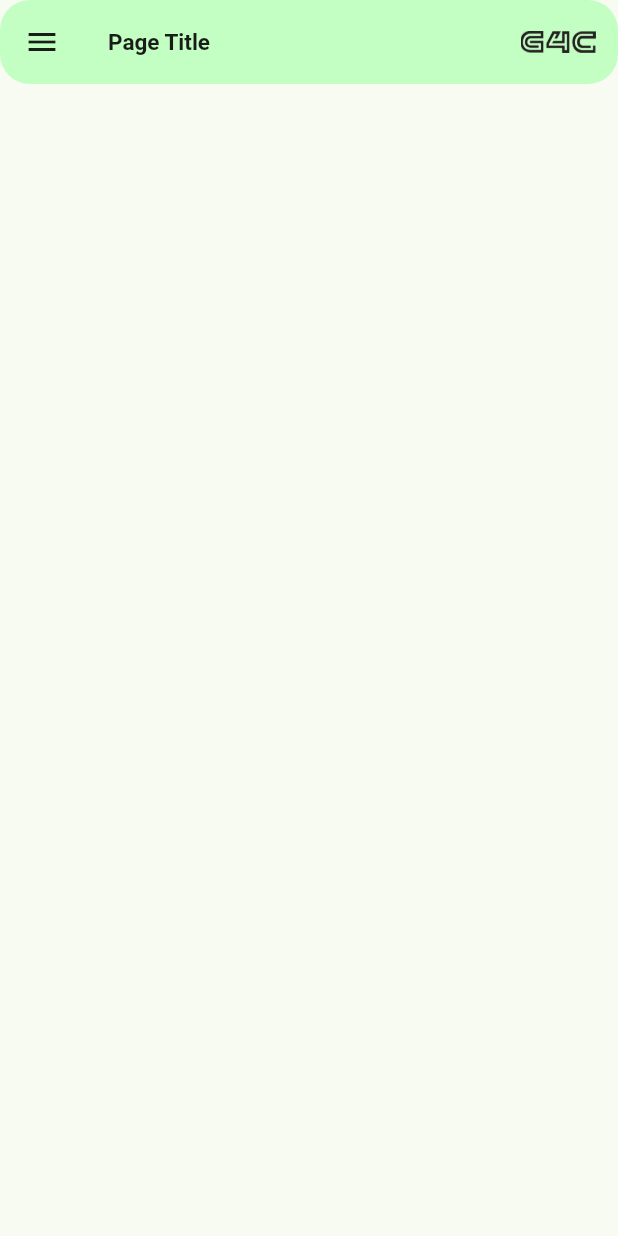
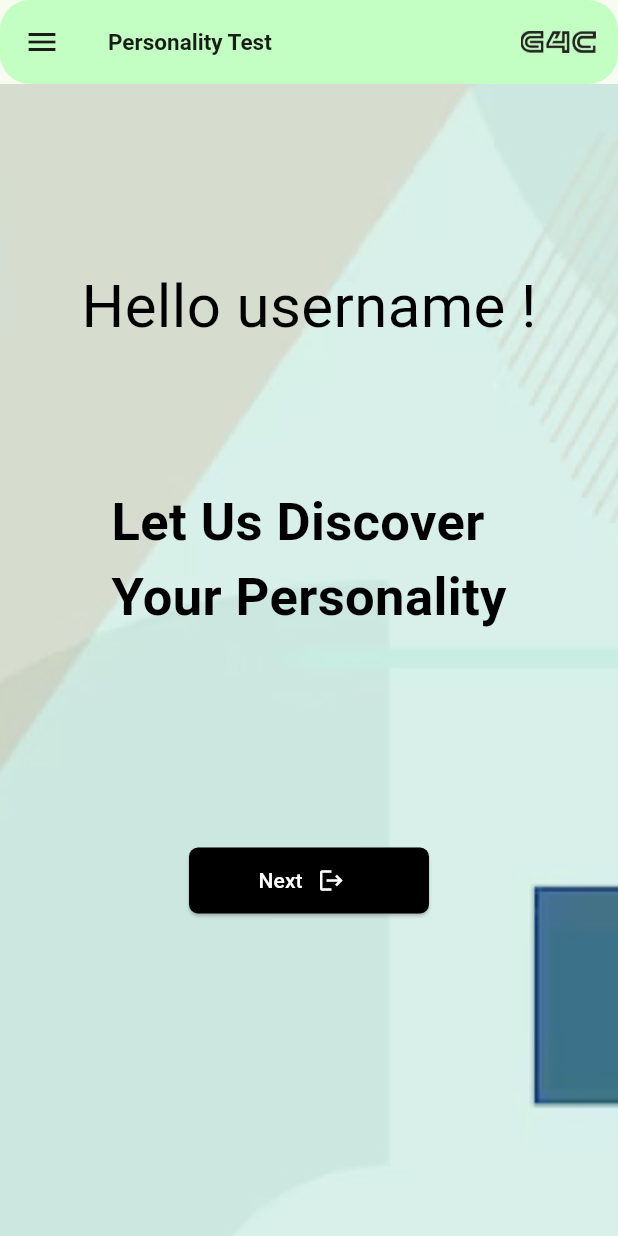
Before and after one commit to C-k-87/g4c, a Flutter app: the screen it shows after launch, on a phone screen of 412 x 824 dp. Run offline on Flutter 3.47's test engine with Material 3 defaults, Android fonts, the phone set to English and light mode, and no system bars.

Commit message:
Added a welcome page prior to personality test

```diff
--- a/lib/main.dart
+++ b/lib/main.dart
@@ -2,6 +2,7 @@ import 'package:flutter/material.dart';
 // ignore: unused_import
 import 'asset_widgets.dart';
 import 'g4c_drawer.dart';
+import 'personality_welcome_page.dart';
 
 void main() {
   runApp(const MyApp());
@@ -34,7 +35,7 @@ class HomePageTest extends StatelessWidget {
           borderRadius: BorderRadius.circular(20.0),
         ),
         title: const Text(
-          'Page Title',
+          'Personality Test',
           style: TextStyle(
             fontSize: 15.0,
             fontWeight: FontWeight.bold,
@@ -52,8 +53,8 @@ class HomePageTest extends StatelessWidget {
           ),
         ],
       ),
-      body: null,
-      drawer: G4CDrawer(),
+      body: const WelcomePagePersonality(),
+      drawer: const G4CDrawer(),
     );
   }
 }
--- /dev/null
+++ b/lib/personality_welcome_page.dart
@@ -0,0 +1,60 @@
+import 'package:flutter/material.dart';
+import 'package:g4c/asset_widgets.dart';
+
+class WelcomePagePersonality extends StatelessWidget {
+  const WelcomePagePersonality({super.key});
+
+  @override
+  Widget build(BuildContext context) {
+    String name = 'username';
+
+    return Scaffold(
+      body: Stack(
+        children: [
+          const Image(
+            image: AssetImage('asset_lib/images/Top Bar.jpg'),
+            width: 1700,
+            height: 2000,
+            fit: BoxFit.cover,
+          ),
+          Column(
+            children: [
+              const SizedBox(
+                height: 120,
+              ),
+              Align(
+                alignment: Alignment.center,
+                child: Text(
+                  'Hello $name !',
+                  style: const TextStyle(color: Colors.black, fontSize: 40),
+                ),
+              ),
+              const SizedBox(
+                height: 90,
+              ),
+              const Align(
+                alignment: Alignment.center,
+                child: Text(
+                  "Let Us Discover\n"
+                  "Your Personality",
+                  style: TextStyle(color: Colors.black,fontWeight:FontWeight.bold, fontSize: 35),
+                ),
+              ),
+              const SizedBox(
+                height: 90,
+              ),
+              Padding(
+                  padding: const EdgeInsets.symmetric(vertical: 50.0),
+                  child: BtnBlackIcon(
+                    onpressed: () {},
+                    btnText: 'Next',
+                    iconData: Icons.logout,
+                  ),
+                )
+            ],
+          ),
+        ],
+      ),
+    );
+  }
+}
```
Also changed, not shown: asset_lib/images/Top Bar.jpg (added).
